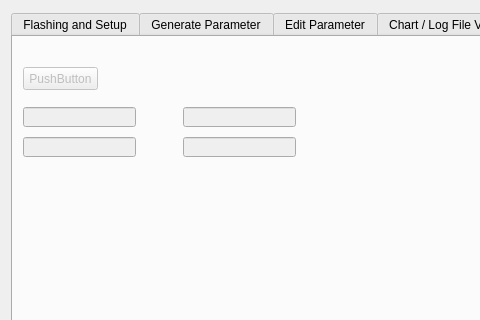
mpaperno/qgroundcontrol_aq, file src/ui/qgcautoquad.ui: the form before one commit; both pictures show x 0 to 480 and y 0 to 320 of the 1001 by 945 pixel window.
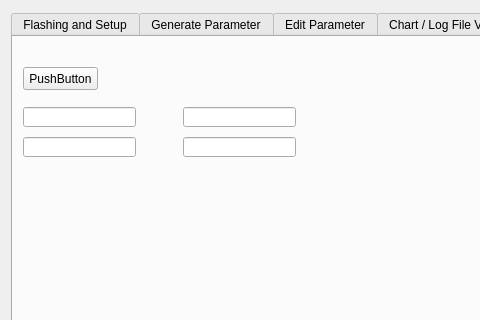
The form after the commit. The open tabs and pages were chosen to show the change.

Diff of the .ui file:
```diff
--- a/src/ui/qgcautoquad.ui
+++ b/src/ui/qgcautoquad.ui
@@ -6724,7 +6724,7 @@
      </widget>
      <widget class="QWidget" name="tab_dev">
       <property name="enabled">
-       <bool>false</bool>
+       <bool>true</bool>
       </property>
       <attribute name="title">
        <string>Development</string>
```
Left out of the diff: 2 changed lines with no effect on the pictures.
